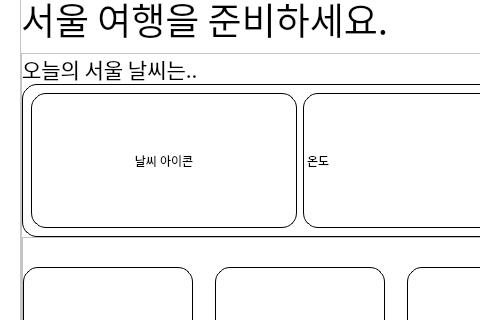
Above: seoul_main_page.ui from yunjae6875/seoul_trip_program before the change; both pictures show x 0 to 480 and y 178 to 498 of the 600 by 850 pixel window. Below: the same form after it.
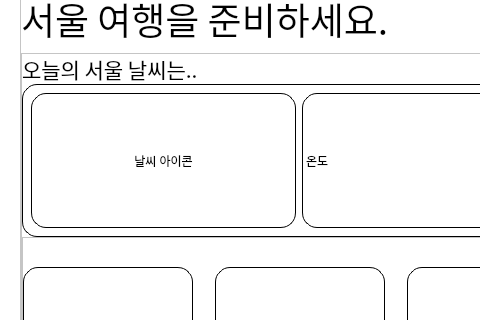
That is the form after the change. The open tabs and pages were chosen to show the change. Icons and pictures are not drawn.

```diff
--- a/seoul_main_page.ui
+++ b/seoul_main_page.ui
@@ -289,6 +289,18 @@
                   <layout class="QHBoxLayout" name="horizontalLayout_12">
                    <item>
                     <widget class="QLabel" name="wheather_icon">
+                     <property name="minimumSize">
+                      <size>
+                       <width>265</width>
+                       <height>135</height>
+                      </size>
+                     </property>
+                     <property name="maximumSize">
+                      <size>
+                       <width>265</width>
+                       <height>135</height>
+                      </size>
+                     </property>
                      <property name="text">
                       <string>날씨 아이콘</string>
                      </property>
```
Left out of the diff: 6 changed lines with no effect on the pictures.
